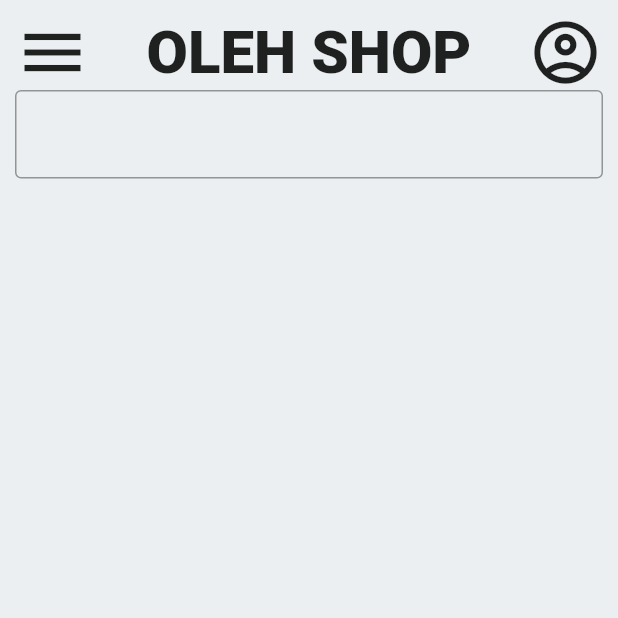
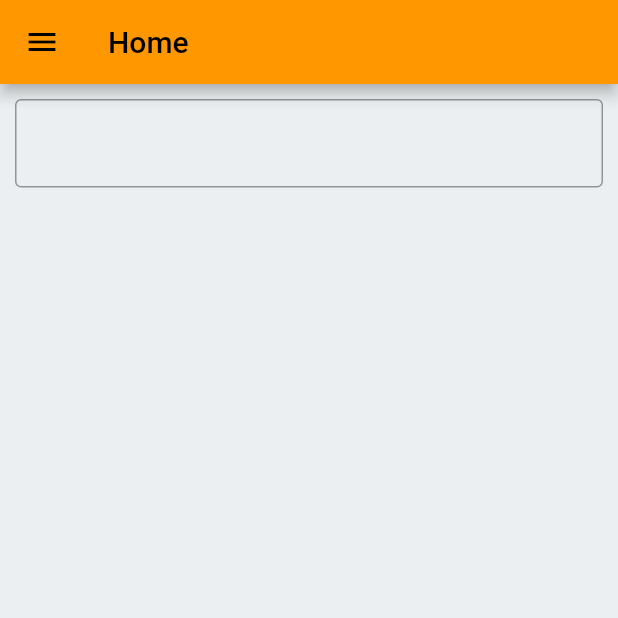
Before and after one commit to kdrm12/oleh_shop_mobile_app, a Flutter app: the screen it shows after launch, on a phone screen of 412 x 824 dp, the top half of it. Run offline on Flutter 3.47's test engine with Material 2 defaults, Android fonts, the phone set to English and light mode, and no system bars; our stand-ins replace cached_network_image; network calls fail.

Commit message:
update tampilan dan tambahin menu

```diff
--- a/lib/main.dart
+++ b/lib/main.dart
@@ -1,6 +1,6 @@
 import 'package:flutter/material.dart';
 import 'package:oleh_shop_app/pages/HomePage.dart';
-import 'package:oleh_shop_app/pages/DetailOleh.dart';
+import 'package:oleh_shop_app/pages/DetailOlehPage.dart';
 
 void main() {
   runApp(const MyApp());
--- a/lib/models/oleh.dart
+++ b/lib/models/oleh.dart
@@ -1,12 +1,12 @@
-class oleh{
+class oleh {
   final int id;
   final String gambar;
   final String nama;
   final String deskripsi;
   final int harga;
   final int terjual;
-  final String created_at;
-  final String updated_at;
+  // final String created_at;
+  // final String updated_at;
 
   const oleh({
     required this.id,
@@ -15,8 +15,8 @@ class oleh{
     required this.deskripsi,
     required this.harga,
     required this.terjual,
-    required this.created_at,
-    required this.updated_at,
+    // required this.created_at,
+    // required this.updated_at,
   });
 
   factory oleh.fromJson(Map<String, dynamic> json) {
@@ -27,8 +27,8 @@ class oleh{
       deskripsi: json['deskripsi'],
       harga: json['harga'],
       terjual: json['terjual'],
-      created_at: json['created_at'],
-      updated_at: json['updated_at']
+      // created_at: json['created_at'],
+      // updated_at: json['updated_at']
     );
   }
 }
--- a/lib/pages/HomePage.dart
+++ b/lib/pages/HomePage.dart
@@ -1,7 +1,8 @@
 import 'package:flutter/material.dart';
 import 'package:oleh_shop_app/models/oleh.dart';
 import 'package:oleh_shop_app/webservice/WebService.dart';
-import 'package:oleh_shop_app/pages/DetailOleh.dart';
+//import 'package:oleh_shop_app/pages/DetailOlehPage.dart';
+import 'package:cached_network_image/cached_network_image.dart';
 
 class MyHomePage extends StatefulWidget {
   const MyHomePage({Key? key}) : super(key: key);
@@ -19,7 +20,7 @@ class _MyHomePageState extends State<MyHomePage> {
     _loadOleh();
   }
 
-  void _loadOleh() async{
+  void _loadOleh() async {
     final webservice = WebService();
     final results = await webservice.loadOleh();
     setState(() {
@@ -29,44 +30,36 @@ class _MyHomePageState extends State<MyHomePage> {
 
   @override
   Widget build(BuildContext context) {
-    final List<Map> myProducts =
-    List.generate(10, (index) => {"name": "Product $index"}).toList();
-
     return Scaffold(
+      appBar: AppBar(title: const Text("Home")),
       backgroundColor: Colors.blueGrey[50],
       body: SafeArea(
         child: Container(
           margin: const EdgeInsets.all(10),
           child: Column(
             children: [
-              Row(
-                mainAxisAlignment: MainAxisAlignment.spaceBetween,
-                crossAxisAlignment: CrossAxisAlignment.center,
-                children: const [
-                  Icon(
-                    Icons.menu,
-                    size: 50,
-                  ),
-                  Text(
-                    'OLEH SHOP',
-                    style: TextStyle(
-                      fontSize: 40,
-                      fontWeight: FontWeight.w900,
-                      color: Colors.black87,
-                      // shadows: [
-                      //   Shadow(
-                      //       color: Colors.black,
-                      //       offset: Offset(6, 4),
-                      //       blurRadius: 10),
-                      // ],
-                    ),
-                  ),
-                  Icon(
-                    Icons.account_circle_outlined,
-                    size: 50,
-                  ),
-                ],
-              ),
+              // Row(
+              //   mainAxisAlignment: MainAxisAlignment.spaceBetween,
+              //   crossAxisAlignment: CrossAxisAlignment.center,
+              //   children: const [
+              //     Icon(
+              //       Icons.menu,
+              //       size: 50,
+              //     ),
+              //     Text(
+              //       'OLEH SHOP',
+              //       style: TextStyle(
+              //         fontSize: 40,
+              //         fontWeight: FontWeight.w900,
+              //         color: Colors.black87,
+              //       ),
+              //     ),
+              //     Icon(
+              //       Icons.account_circle_outlined,
+              //       size: 50,
+              //     ),
+              //   ],
+              // ),
               Container(
                 margin: const EdgeInsets.only(bottom: 10),
                 child: const TextField(
@@ -86,21 +79,40 @@ class _MyHomePageState extends State<MyHomePage> {
                   itemCount: _oleh.length,
                   itemBuilder: (BuildContext ctx, index) {
                     return GestureDetector(
-                      onTap: (){
-                        Navigator.pushNamed(ctx, '/detail', arguments: _oleh[index]);
+                      onTap: () {
+                        Navigator.pushNamed(ctx, '/detail',
+                            arguments: _oleh[index]);
                       },
                       child: Container(
                         alignment: Alignment.center,
                         child: Column(
                           children: [
-                            Image.network(
-                              'http://10.0.2.2:8000/storage/'+_oleh[index].gambar,
-                              //width: 80,
+                            SizedBox(
                               height: 90,
-                              fit:BoxFit.fill
+                              width: 185,
+                              child: CachedNetworkImage(
+                                imageUrl: 'http://10.0.2.2:8000/storage/' +
+                                    _oleh[index].gambar,
+                                //width: 80,
+                                fit: BoxFit.fill,
+                              ),
                             ),
-                            Text(_oleh[index].nama),
-                            Text(_oleh[index].harga.toString())
+                            Container(
+                              margin: const EdgeInsets.all(5),
+                              child: Row(
+                                mainAxisAlignment:
+                                    MainAxisAlignment.spaceBetween,
+                                children: [
+                                  Text(
+                                    _oleh[index].nama,
+                                    style: const TextStyle(
+                                        fontWeight: FontWeight.bold,
+                                        fontSize: 18),
+                                  ),
+                                  Text("Rp" + _oleh[index].harga.toString()),
+                                ],
+                              ),
+                            )
                           ],
                         ),
                         decoration: const BoxDecoration(
@@ -115,6 +127,52 @@ class _MyHomePageState extends State<MyHomePage> {
           ),
         ),
       ),
+      drawer: Drawer(
+        child: Column(
+          children: const [
+            UserAccountsDrawerHeader(
+              accountName: Text("Kevin"),
+              accountEmail: Text("081285770221"),
+            ),
+            ListTile(
+              selected: true,
+              leading: CircleAvatar(
+                child: Icon(
+                  Icons.shopping_cart,
+                  color: Colors.white,
+                  size: 20.0,
+                ),
+              ),
+              title: Text("Keranjang"),
+              // onTap: () {},
+            ),
+            ListTile(
+              selected: true,
+              leading: CircleAvatar(
+                child: Icon(
+                  Icons.list_alt,
+                  color: Colors.white,
+                  size: 20.0,
+                ),
+              ),
+              title: Text("Pesanan"),
+              // onTap: () {},
+            ),
+            ListTile(
+              selected: true,
+              leading: CircleAvatar(
+                child: Icon(
+                  Icons.logout,
+                  color: Colors.white,
+                  size: 20.0,
+                ),
+              ),
+              title: Text("Log Out"),
+              // onTap: () {},
+            ),
+          ],
+        ),
+      ),
     );
   }
 }
--- a/lib/webservice/WebService.dart
+++ b/lib/webservice/WebService.dart
@@ -2,8 +2,8 @@ import 'dart:convert';
 import 'package:http/http.dart' as http;
 import '../models/oleh.dart';
 
-class WebService{
-  Future<List<oleh>> loadOleh() async{
+class WebService {
+  Future<List<oleh>> loadOleh() async {
     String url = "http://10.0.2.2:8000/api/oleh/get/";
     final response = await http.get(Uri.parse(url));
 
--- a/pubspec.yaml
+++ b/pubspec.yaml
@@ -18,7 +18,7 @@ publish_to: 'none' # Remove this line if you wish to publish to pub.dev
 version: 1.0.0+1
 
 environment:
-  sdk: ">=2.16.2 <3.0.0"
+  sdk: ">=2.16.2 <3.0.2"
 
 # Dependencies specify other packages that your package needs in order to work.
 # To automatically upgrade your package dependencies to the latest versions
@@ -35,6 +35,7 @@ dependencies:
   # Use with the CupertinoIcons class for iOS style icons.
   cupertino_icons: ^1.0.2
   http: ^0.13.4
+  cached_network_image: ^3.2.1
 
 dev_dependencies:
   flutter_test:
```
Also changed, not shown: lib/pages/DetailOlehPage.dart (renamed from lib/pages/DetailOleh.dart, +6 -5 lines), pubspec.lock.
